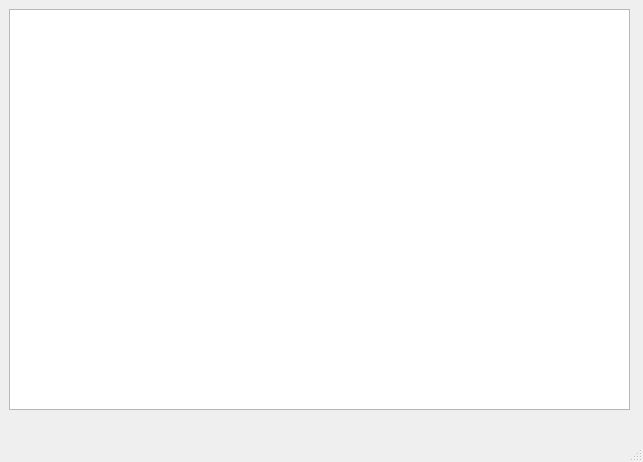
Above: server/server/mainwindow.ui from suhrm/MembershipSystem before the change. Below: the same form after it.
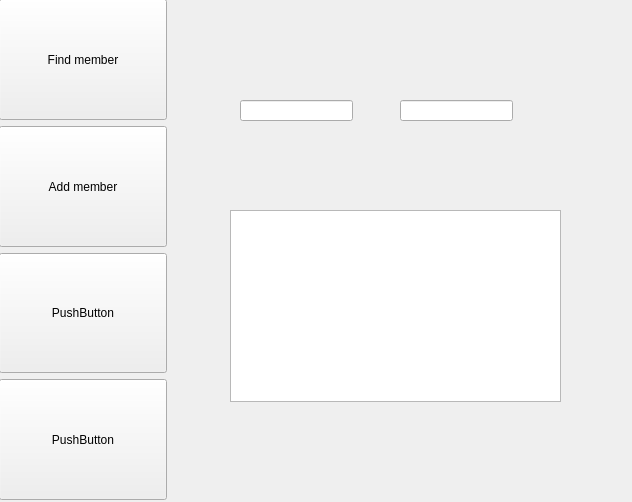
That is the form after the change.

What changed in the file:
```diff
--- a/server/server/mainwindow.ui
+++ b/server/server/mainwindow.ui
@@ -6,8 +6,8 @@
    <rect>
     <x>0</x>
     <y>0</y>
-    <width>643</width>
-    <height>462</height>
+    <width>632</width>
+    <height>502</height>
    </rect>
   </property>
   <property name="windowTitle">
@@ -17,30 +17,101 @@
    <widget class="QWidget" name="verticalLayoutWidget">
     <property name="geometry">
      <rect>
-      <x>9</x>
-      <y>9</y>
-      <width>621</width>
-      <height>401</height>
+      <x>-1</x>
+      <y>-1</y>
+      <width>168</width>
+      <height>501</height>
      </rect>
     </property>
-    <layout class="QVBoxLayout" name="verticalLayout">
-     <item>
-      <widget class="QTextEdit" name="textEdit"/>
+    <layout class="QGridLayout" name="gridLayout">
+     <item row="2" column="2">
+      <widget class="QPushButton" name="pushButton_3">
+       <property name="sizePolicy">
+        <sizepolicy hsizetype="Minimum" vsizetype="Preferred">
+         <horstretch>0</horstretch>
+         <verstretch>0</verstretch>
+        </sizepolicy>
+       </property>
+       <property name="text">
+        <string>PushButton</string>
+       </property>
+      </widget>
+     </item>
+     <item row="3" column="2">
+      <widget class="QPushButton" name="pushButton_2">
+       <property name="sizePolicy">
+        <sizepolicy hsizetype="Minimum" vsizetype="Preferred">
+         <horstretch>0</horstretch>
+         <verstretch>0</verstretch>
+        </sizepolicy>
+       </property>
+       <property name="text">
+        <string>PushButton</string>
+       </property>
+      </widget>
+     </item>
+     <item row="0" column="2">
+      <widget class="QPushButton" name="pushButton_findMember">
+       <property name="enabled">
+        <bool>true</bool>
+       </property>
+       <property name="sizePolicy">
+        <sizepolicy hsizetype="Minimum" vsizetype="Preferred">
+         <horstretch>0</horstretch>
+         <verstretch>0</verstretch>
+        </sizepolicy>
+       </property>
+       <property name="text">
+        <string>Find member</string>
+       </property>
+      </widget>
+     </item>
+     <item row="1" column="2">
+      <widget class="QPushButton" name="pushButton_addMember">
+       <property name="sizePolicy">
+        <sizepolicy hsizetype="Minimum" vsizetype="Preferred">
+         <horstretch>0</horstretch>
+         <verstretch>0</verstretch>
+        </sizepolicy>
+       </property>
+       <property name="text">
+        <string>Add member</string>
+       </property>
+      </widget>
      </item>
     </layout>
    </widget>
+   <widget class="QLineEdit" name="lineEdit">
+    <property name="geometry">
+     <rect>
+      <x>240</x>
+      <y>100</y>
+      <width>113</width>
+      <height>21</height>
+     </rect>
+    </property>
+   </widget>
+   <widget class="QLineEdit" name="lineEdit_2">
+    <property name="geometry">
+     <rect>
+      <x>400</x>
+      <y>100</y>
+      <width>113</width>
+      <height>21</height>
+     </rect>
+    </property>
+   </widget>
+   <widget class="QTableView" name="tableView">
+    <property name="geometry">
+     <rect>
+      <x>230</x>
+      <y>210</y>
+      <width>331</width>
+      <height>192</height>
+     </rect>
+    </property>
+   </widget>
   </widget>
-  <widget class="QMenuBar" name="menubar">
-   <property name="geometry">
-    <rect>
-     <x>0</x>
-     <y>0</y>
-     <width>643</width>
-     <height>20</height>
-    </rect>
-   </property>
-  </widget>
-  <widget class="QStatusBar" name="statusbar"/>
  </widget>
  <resources/>
  <connections/>
```
Left out of the diff: 2 changed lines with no effect on the pictures.
